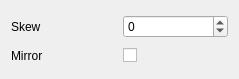
The window that src/widget/animation/waveanimationcontrolwidget.ui (8bitbuddhist/PixelMaestro-Studio) describes before a commit, drawn with Qt 5.
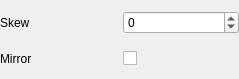
The same window after the commit.

```diff
--- a/src/widget/animation/waveanimationcontrolwidget.ui
+++ b/src/widget/animation/waveanimationcontrolwidget.ui
@@ -14,6 +14,18 @@
    <string>Form</string>
   </property>
   <layout class="QGridLayout" name="gridLayout">
+   <property name="leftMargin">
+    <number>0</number>
+   </property>
+   <property name="topMargin">
+    <number>0</number>
+   </property>
+   <property name="rightMargin">
+    <number>0</number>
+   </property>
+   <property name="bottomMargin">
+    <number>0</number>
+   </property>
    <item row="0" column="0">
     <widget class="QLabel" name="skewLabel">
      <property name="text">
```
